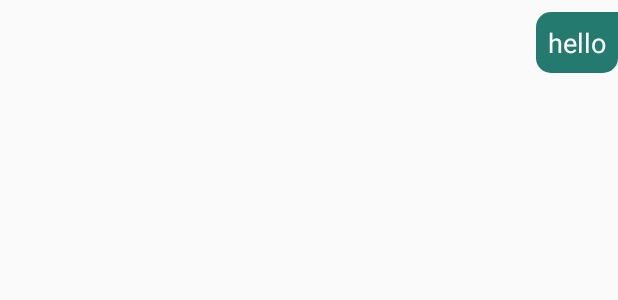
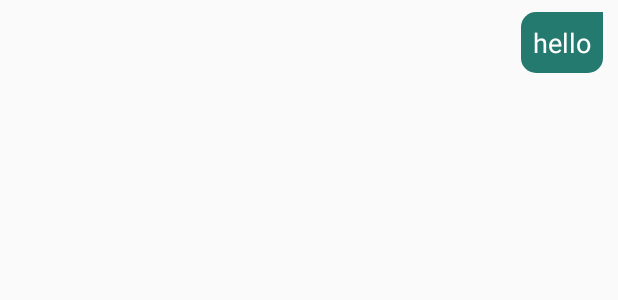
Before and after one commit to Tuthuyvongan/Weebchat-Mobiie, an Android app: the layout chat_item_right.xml on its own in the app's theme, with its tools: preview values and no code run, on a phone screen of 412 x 824 dp. Shown: the top 300 px of the screen. Run offline under Robolectric (Android 15) with nearby library versions, the phone set to English and light mode, and no system bars; plain views replace SquareImageView.

Commit message:
Update chat_item_right.xml

```diff
--- a/app/src/main/res/layout/chat_item_right.xml
+++ b/app/src/main/res/layout/chat_item_right.xml
@@ -11,7 +11,8 @@
         android:layout_alignParentEnd="true"
         android:id="@+id/rl_1"
         android:layout_height="wrap_content"
-        android:layout_alignParentRight="true">
+        android:layout_alignParentRight="true"
+        android:paddingRight="10dp">
 
 
         <de.hdodenhof.circleimageview.CircleImageView
@@ -42,7 +43,7 @@
             android:layout_alignParentEnd="true"
             android:layout_alignParentRight="true"
             android:visibility="gone"
-            app:hwRatio="1" />
+            app:hwRatio="1"/>
     </RelativeLayout>
 
     <TextView
```
